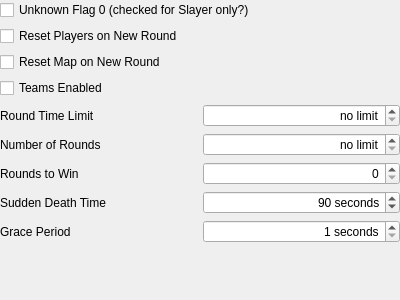
DavidJCobb/ReachVariantEditor, file native/src/ReachVariantTool/ui/main_window/page_multiplayer_settings_general.ui: the form before one commit.
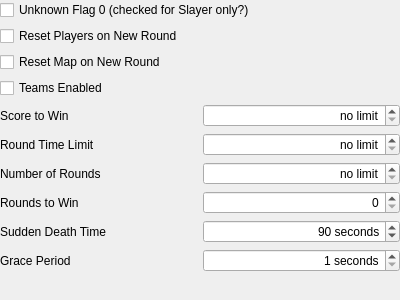
The form after the commit.

Commit message: Score to Win; cobb::reference_tracked_object; Forge label improvements

The edit to the form file:
```diff
--- a/native/src/ReachVariantTool/ui/main_window/page_multiplayer_settings_general.ui
+++ b/native/src/ReachVariantTool/ui/main_window/page_multiplayer_settings_general.ui
@@ -32,19 +32,10 @@
    <property name="bottomMargin">
     <number>0</number>
    </property>
-   <item row="5" column="1">
-    <widget class="QSpinBox" name="fieldRoundLimit">
-     <property name="alignment">
-      <set>Qt::AlignRight|Qt::AlignTrailing|Qt::AlignVCenter</set>
-     </property>
-     <property name="specialValueText">
-      <string>no limit</string>
-     </property>
-     <property name="suffix">
-      <string> rounds</string>
-     </property>
-     <property name="maximum">
-      <number>31</number>
+   <item row="1" column="0" colspan="2">
+    <widget class="QCheckBox" name="fieldNewRoundResetsPlayers">
+     <property name="text">
+      <string>Reset Players on New Round</string>
      </property>
     </widget>
    </item>
@@ -55,17 +46,37 @@
      </property>
     </widget>
    </item>
-   <item row="7" column="0">
-    <widget class="QLabel" name="labelSuddenDeath">
+   <item row="3" column="0" colspan="2">
+    <widget class="QCheckBox" name="fieldTeamsEnabled">
      <property name="text">
-      <string>Sudden Death Time</string>
-     </property>
-     <property name="buddy">
-      <cstring>fieldSuddenDeathTime</cstring>
+      <string>Teams Enabled</string>
      </property>
     </widget>
    </item>
    <item row="6" column="0">
+    <widget class="QLabel" name="labelRoundLimit">
+     <property name="text">
+      <string>Number of Rounds</string>
+     </property>
+     <property name="buddy">
+      <cstring>fieldRoundLimit</cstring>
+     </property>
+    </widget>
+   </item>
+   <item row="10" column="0" colspan="2">
+    <spacer name="verticalSpacer">
+     <property name="orientation">
+      <enum>Qt::Vertical</enum>
+     </property>
+     <property name="sizeHint" stdset="0">
+      <size>
+       <width>20</width>
+       <height>40</height>
+      </size>
+     </property>
+    </spacer>
+   </item>
+   <item row="7" column="0">
     <widget class="QLabel" name="labelRoundsToWin">
      <property name="text">
       <string>Rounds to Win</string>
@@ -76,23 +87,6 @@
     </widget>
    </item>
    <item row="5" column="0">
-    <widget class="QLabel" name="labelRoundLimit">
-     <property name="text">
-      <string>Number of Rounds</string>
-     </property>
-     <property name="buddy">
-      <cstring>fieldRoundLimit</cstring>
-     </property>
-    </widget>
-   </item>
-   <item row="2" column="0" colspan="2">
-    <widget class="QCheckBox" name="fieldNewRoundResetsMap">
-     <property name="text">
-      <string>Reset Map on New Round</string>
-     </property>
-    </widget>
-   </item>
-   <item row="4" column="0">
     <widget class="QLabel" name="labelRoundTimeLimit">
      <property name="text">
       <string>Round Time Limit</string>
@@ -102,17 +96,23 @@
      </property>
     </widget>
    </item>
-   <item row="6" column="1">
-    <widget class="QSpinBox" name="fieldRoundsToWin">
+   <item row="9" column="1">
+    <widget class="QSpinBox" name="fieldGracePeriod">
      <property name="alignment">
       <set>Qt::AlignRight|Qt::AlignTrailing|Qt::AlignVCenter</set>
      </property>
+     <property name="suffix">
+      <string> seconds</string>
+     </property>
+     <property name="minimum">
+      <number>1</number>
+     </property>
      <property name="maximum">
-      <number>15</number>
+      <number>31</number>
      </property>
     </widget>
    </item>
-   <item row="4" column="1">
+   <item row="5" column="1">
     <widget class="QSpinBox" name="fieldRoundTimeLimit">
      <property name="alignment">
       <set>Qt::AlignRight|Qt::AlignTrailing|Qt::AlignVCenter</set>
@@ -128,14 +128,24 @@
      </property>
     </widget>
    </item>
-   <item row="1" column="0" colspan="2">
-    <widget class="QCheckBox" name="fieldNewRoundResetsPlayers">
+   <item row="2" column="0" colspan="2">
+    <widget class="QCheckBox" name="fieldNewRoundResetsMap">
      <property name="text">
-      <string>Reset Players on New Round</string>
+      <string>Reset Map on New Round</string>
      </property>
     </widget>
    </item>
    <item row="7" column="1">
+    <widget class="QSpinBox" name="fieldRoundsToWin">
+     <property name="alignment">
+      <set>Qt::AlignRight|Qt::AlignTrailing|Qt::AlignVCenter</set>
+     </property>
+     <property name="maximum">
+      <number>15</number>
+     </property>
+    </widget>
+   </item>
+   <item row="8" column="1">
     <widget class="QSpinBox" name="fieldSuddenDeathTime">
      <property name="alignment">
       <set>Qt::AlignRight|Qt::AlignTrailing|Qt::AlignVCenter</set>
@@ -151,14 +161,7 @@
      </property>
     </widget>
    </item>
-   <item row="3" column="0" colspan="2">
-    <widget class="QCheckBox" name="fieldTeamsEnabled">
-     <property name="text">
-      <string>Teams Enabled</string>
-     </property>
-    </widget>
-   </item>
-   <item row="8" column="0">
+   <item row="9" column="0">
     <widget class="QLabel" name="labelGracePeriod">
      <property name="text">
       <string>Grace Period</string>
@@ -168,35 +171,55 @@
      </property>
     </widget>
    </item>
-   <item row="9" column="0" colspan="2">
-    <spacer name="verticalSpacer">
-     <property name="orientation">
-      <enum>Qt::Vertical</enum>
+   <item row="8" column="0">
+    <widget class="QLabel" name="labelSuddenDeath">
+     <property name="text">
+      <string>Sudden Death Time</string>
      </property>
-     <property name="sizeHint" stdset="0">
-      <size>
-       <width>20</width>
-       <height>40</height>
-      </size>
+     <property name="buddy">
+      <cstring>fieldSuddenDeathTime</cstring>
      </property>
-    </spacer>
+    </widget>
    </item>
-   <item row="8" column="1">
-    <widget class="QSpinBox" name="fieldGracePeriod">
+   <item row="6" column="1">
+    <widget class="QSpinBox" name="fieldRoundLimit">
      <property name="alignment">
       <set>Qt::AlignRight|Qt::AlignTrailing|Qt::AlignVCenter</set>
      </property>
+     <property name="specialValueText">
+      <string>no limit</string>
+     </property>
      <property name="suffix">
-      <string> seconds</string>
-     </property>
-     <property name="minimum">
-      <number>1</number>
+      <string> rounds</string>
      </property>
      <property name="maximum">
       <number>31</number>
      </property>
     </widget>
    </item>
+   <item row="4" column="0">
+    <widget class="QLabel" name="labelScoreToWin">
+     <property name="text">
+      <string>Score to Win</string>
+     </property>
+    </widget>
+   </item>
+   <item row="4" column="1">
+    <widget class="QSpinBox" name="fieldScoreToWin">
+     <property name="alignment">
+      <set>Qt::AlignRight|Qt::AlignTrailing|Qt::AlignVCenter</set>
+     </property>
+     <property name="specialValueText">
+      <string>no limit</string>
+     </property>
+     <property name="suffix">
+      <string> points</string>
+     </property>
+     <property name="maximum">
+      <number>65535</number>
+     </property>
+    </widget>
+   </item>
   </layout>
  </widget>
  <resources/>
```
The commit also changes 21 other files.
